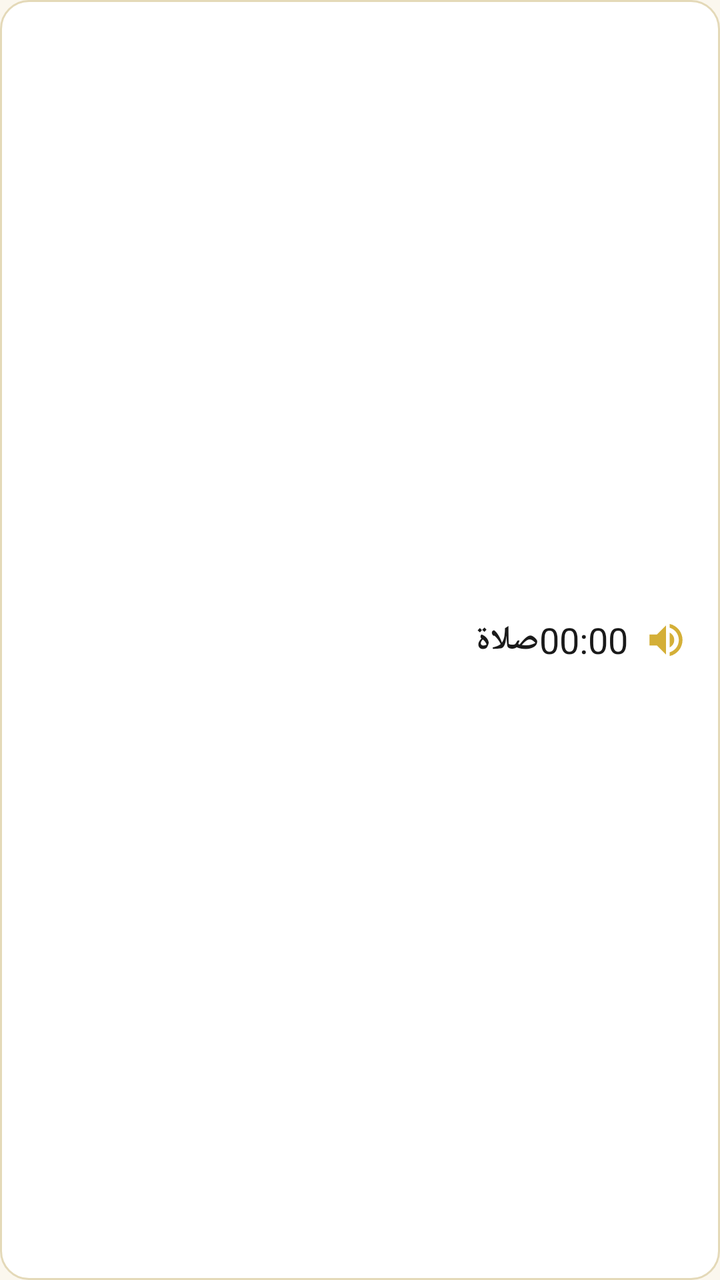
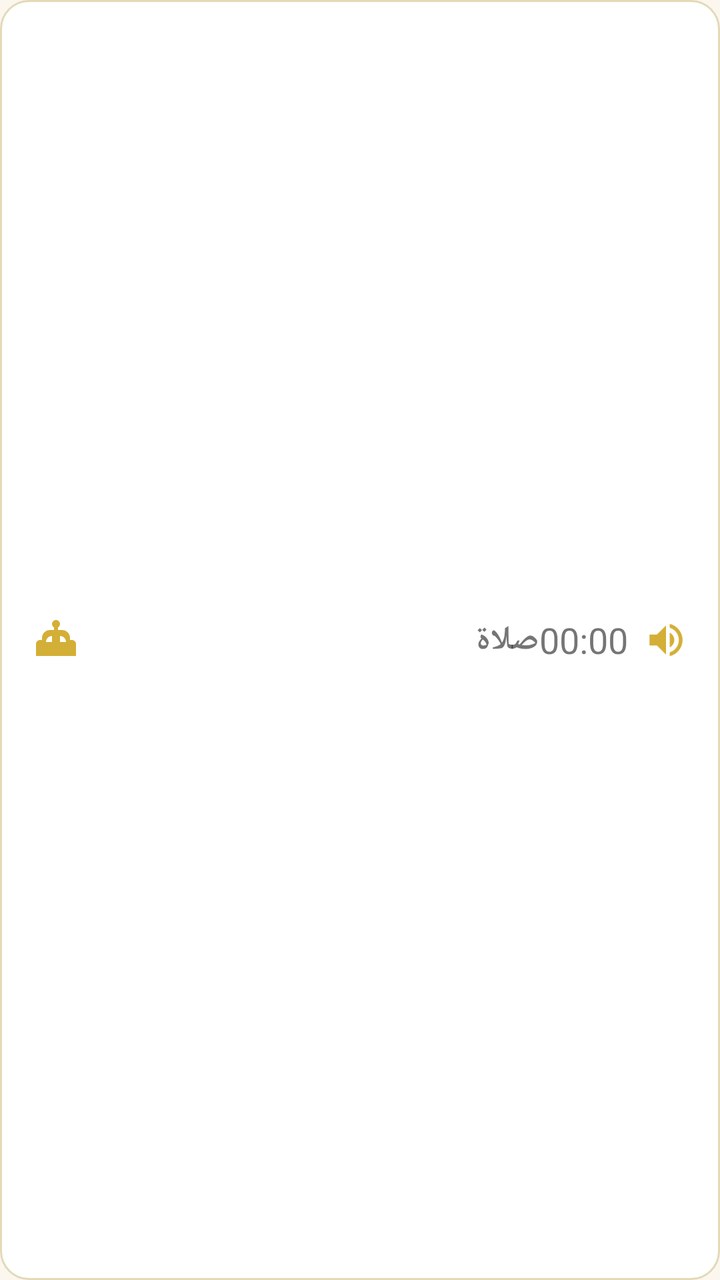

Before-and-after screenshots of an Android layout around one commit, followed by the original layout XML and the change that was made.
<!-- AndroidManifest.xml: application theme Theme.MuazinAseelan -->
<!-- res/layout/item_prayer.xml -->
<?xml version="1.0" encoding="utf-8"?>
<LinearLayout xmlns:android="http://schemas.android.com/apk/res/android"
    android:layout_width="match_parent"
    android:layout_height="wrap_content"
    android:layout_marginStart="8dp"
    android:layout_marginEnd="8dp"
    android:layout_marginTop="6dp"
    android:layout_marginBottom="6dp"
    android:background="@drawable/bg_prayer_item"
    android:gravity="center_vertical"
    android:orientation="horizontal"
    android:paddingStart="16dp"
    android:paddingEnd="16dp"
    android:paddingTop="12dp"
    android:paddingBottom="12dp">

    <TextView
        android:id="@+id/text_prayer_name"
        android:layout_width="wrap_content"
        android:layout_height="wrap_content"
        android:layout_marginStart="8dp"
        android:layout_weight="1"
        android:gravity="start"
        android:text="صلاة"
        android:textColor="#1A1A1A"
        android:textSize="17sp"
        android:textStyle="bold" />

    <TextView
        android:id="@+id/text_prayer_time"
        android:layout_width="wrap_content"
        android:layout_height="wrap_content"
        android:layout_marginEnd="8dp"
        android:text="00:00"
        android:textColor="#1A1A1A"
        android:textSize="18sp" />

    <ImageView
        android:id="@+id/icon_alert_state"
        android:layout_width="22dp"
        android:layout_height="22dp"
        android:src="@drawable/ic_sound_full" />

</LinearLayout>
<!-- resources referenced by this layout -->
<resources>
  <!-- drawable bg_prayer_item (drawable) -->
  <?xml version="1.0" encoding="utf-8"?>
  <shape xmlns:android="http://schemas.android.com/apk/res/android">
      <corners android:radius="14dp"/>
      <solid android:color="#FFFFFF"/>
      <stroke android:width="1dp" android:color="#E4D9B8"/>
  </shape>
  <!-- drawable ic_sound_full (drawable) -->
  <vector xmlns:android="http://schemas.android.com/apk/res/android"
      android:width="20dp" android:height="20dp" android:viewportWidth="24" android:viewportHeight="24">
      <path android:fillColor="#D4AF37" android:pathData="M3,9v6h4l5,5V4L7,9L3,9zM16.5,12c0,-1.77 -1.02,-3.29 -2.5,-4.03v8.05c1.48,-0.73 2.5,-2.25 2.5,-4.02zM14,3.23v2.06c2.89,0.86 5,3.54 5,6.71s-2.11,5.85 -5,6.71v2.06c4.01,-0.91 7,-4.49 7,-8.77s-2.99,-7.86 -7,-8.77z"/>
  </vector>
  <style name="Theme.MuazinAseelan" parent="Theme.MaterialComponents.DayNight.NoActionBar">
          <item name="colorPrimary">@color/olive_dark</item>
          <item name="colorPrimaryVariant">@color/olive_deep</item>
          <item name="colorOnPrimary">@color/off_white</item>
          <item name="colorSecondary">@color/gold</item>
          <item name="colorSecondaryVariant">@color/gold_light</item>
          <item name="colorOnSecondary">@color/olive_dark</item>
          <item name="android:statusBarColor">@color/olive_dark</item>
          <item name="android:navigationBarColor">@color/olive_dark</item>
          <item name="android:windowLightStatusBar" tools:targetApi="23">false</item>
          <item name="android:windowBackground">@color/cream</item>
      </style>
  <color name="olive_dark">#123524</color>
  <color name="olive_deep">#0E2A1C</color>
  <color name="off_white">#F7F1E3</color>
  <color name="gold">#D4AF37</color>
  <color name="gold_light">#E8C766</color>
  <color name="cream">#FBF7EE</color>
</resources>

<!-- the commit's change to res/layout/item_prayer.xml (unified diff, before → after) -->
@@ -14,6 +14,12 @@
     android:paddingTop="12dp"
     android:paddingBottom="12dp">
 
+    <ImageView
+        android:id="@+id/icon_prayer"
+        android:layout_width="24dp"
+        android:layout_height="24dp"
+        android:src="@drawable/ic_mosque" />
+
     <TextView
         android:id="@+id/text_prayer_name"
         android:layout_width="wrap_content"
@@ -22,7 +28,7 @@
         android:layout_weight="1"
         android:gravity="start"
         android:text="صلاة"
-        android:textColor="#1A1A1A"
+        android:textColor="@color/text_color"
         android:textSize="17sp"
         android:textStyle="bold" />
 
@@ -32,7 +38,7 @@
         android:layout_height="wrap_content"
         android:layout_marginEnd="8dp"
         android:text="00:00"
-        android:textColor="#1A1A1A"
+        android:textColor="@color/text_color"
         android:textSize="18sp" />
 
     <ImageView
<!-- resource entries referenced after the edit -->
@@ -7,6 +7,11 @@
       <solid android:color="#FFFFFF"/>
       <stroke android:width="1dp" android:color="#E4D9B8"/>
   </shape>
+  <!-- drawable ic_mosque (drawable) -->
+  <vector xmlns:android="http://schemas.android.com/apk/res/android"
+      android:width="22dp" android:height="22dp" android:viewportWidth="24" android:viewportHeight="24">
+      <path android:fillColor="#D4AF37" android:pathData="M12,2c-1.1,0 -2,0.9 -2,2c0,0.74 0.4,1.38 1,1.72L11,7H9C6.79,7 5,8.79 5,11v1H4c-1.1,0 -2,0.9 -2,2v6h20v-6c0,-1.1 -0.9,-2 -2,-2h-1v-1c0,-2.21 -1.79,-4 -4,-4h-2l0,-1.28c0.6,-0.34 1,-0.98 1,-1.72C14,2.9 13.1,2 12,2zM7,13c0,-1.66 1.34,-3 3,-3v3H7zM14,13v-3c1.66,0 3,1.34 3,3H14z"/>
+  </vector>
   <!-- drawable ic_sound_full (drawable) -->
   <vector xmlns:android="http://schemas.android.com/apk/res/android"
       android:width="20dp" android:height="20dp" android:viewportWidth="24" android:viewportHeight="24">
